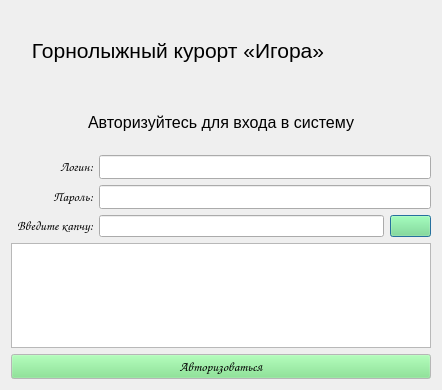
Above: forms/auth.ui from AllaKzm/Igora before the change. Below: the same form after it.
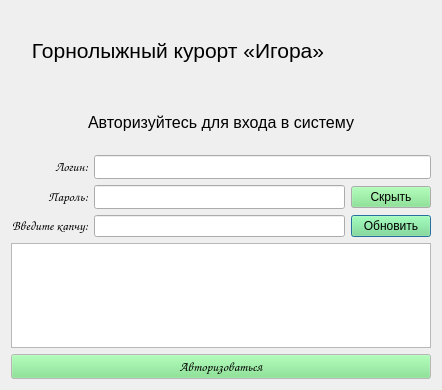
That is the form after the change. Icons and pictures are not drawn.

```diff
--- a/forms/auth.ui
+++ b/forms/auth.ui
@@ -132,7 +132,7 @@
      <item row="2" column="2">
       <widget class="QPushButton" name="reboot_btn">
        <property name="text">
-        <string/>
+        <string>Обновить</string>
        </property>
        <property name="icon">
         <iconset>
@@ -140,15 +140,6 @@
        </property>
       </widget>
      </item>
-     <item row="1" column="1" colspan="2">
-      <widget class="QLineEdit" name="line_pas">
-       <property name="font">
-        <font>
-         <family>Comic Sans MS</family>
-        </font>
-       </property>
-      </widget>
-     </item>
      <item row="0" column="1" colspan="2">
       <widget class="QLineEdit" name="line_log">
        <property name="font">
@@ -158,6 +149,28 @@
        </property>
       </widget>
      </item>
+     <item row="1" column="1">
+      <widget class="QLineEdit" name="line_pas">
+       <property name="font">
+        <font>
+         <family>Comic Sans MS</family>
+        </font>
+       </property>
+       <property name="inputMethodHints">
+        <set>Qt::ImhNone</set>
+       </property>
+       <property name="inputMask">
+        <string/>
+       </property>
+      </widget>
+     </item>
+     <item row="1" column="2">
+      <widget class="QPushButton" name="hide_btn">
+       <property name="text">
+        <string>Скрыть</string>
+       </property>
+      </widget>
+     </item>
     </layout>
    </item>
    <item>
```
Left out of the diff: 27 changed lines with no effect on the pictures.
